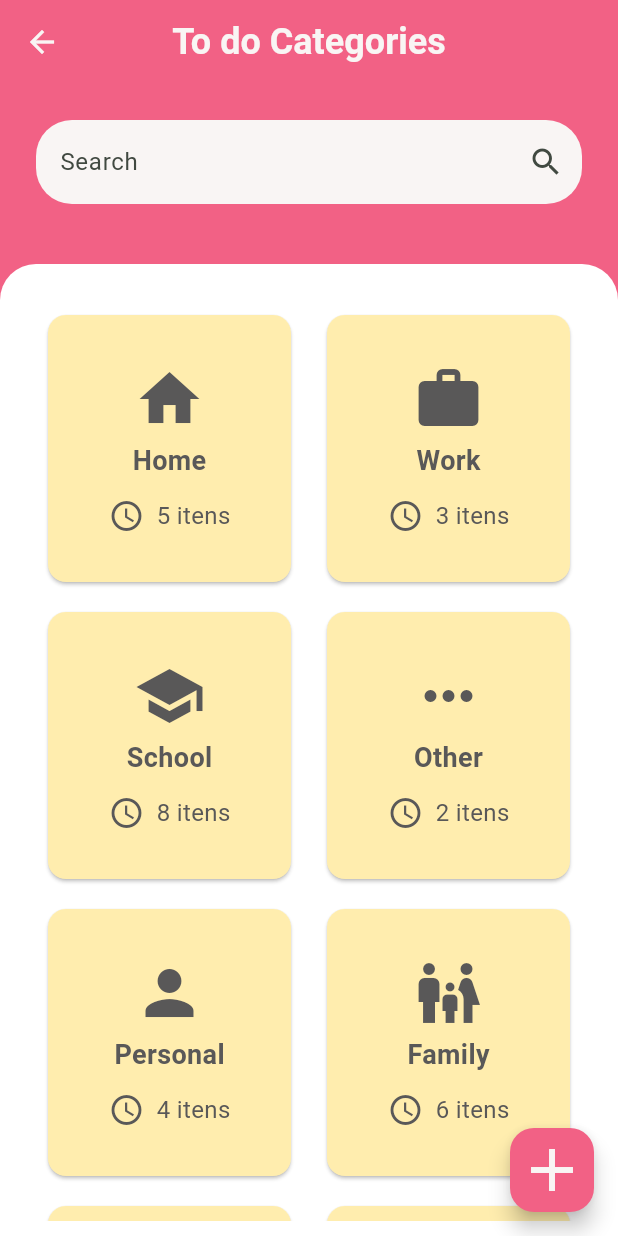
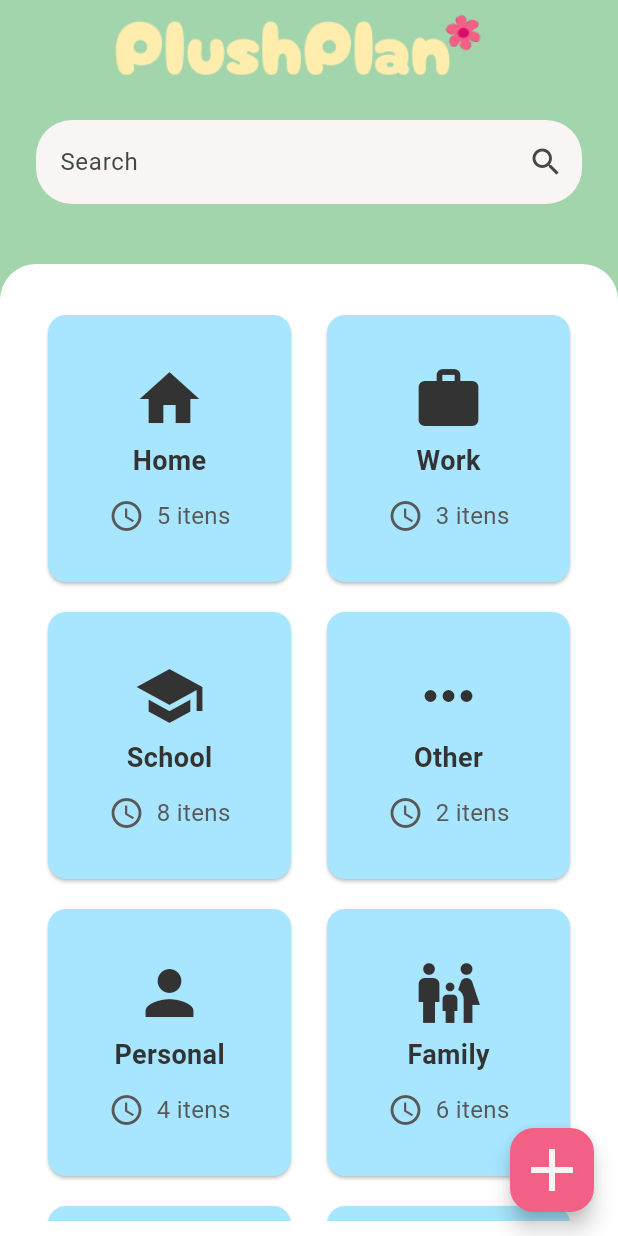
Before and after one commit to franbs2/plush_plan_app, a Flutter app: the screen it shows after launch, on a phone screen of 412 x 824 dp. Run offline on Flutter 3.47's test engine with Material 3 defaults, Android fonts, the phone set to English and light mode, and no system bars; our stand-ins replace google_fonts.

Commit message:
feat: Change screen colors home_page and add logo.

```diff
--- a/lib/screen/pages/home_page.dart
+++ b/lib/screen/pages/home_page.dart
@@ -26,14 +26,10 @@ class _MyHomePageState extends State<MyHomePage> {
   @override
   Widget build(BuildContext context) {
     return Scaffold(
-      backgroundColor: const Color(0xFFf26185),
+      backgroundColor: Color(0xFFA2D5AB),
       appBar: AppBar(
         backgroundColor: Colors.transparent,
-        leading: const Icon(Icons.arrow_back, color: Color(0xFFF9F5F4)),
-        title: const WidgetTitle(
-          title: 'To do Categories',
-          color: Color(0xFFF9F5F4),
-        ),
+        title: Image.asset('assets/logo.png', width: 260),
         centerTitle: true,
       ),
       body: Column(
--- a/lib/screen/widget/card.dart
+++ b/lib/screen/widget/card.dart
@@ -15,10 +15,10 @@ class WidgetCard extends StatelessWidget {
   const WidgetCard(
       {super.key,
       required this.categories,
-      this.color = const Color(0xFFFFEDAE),
+      this.color = const Color(0xFFA8E6FF),
       this.sizeIcon = 48,
-      this.colorIcon = const Color(0xFF595858),
-      this.colorTitle = const Color(0xFF595858),
+      this.colorIcon = const Color(0xFF333333),
+      this.colorTitle = const Color(0xFF333333),
       this.sizeTitle = 18,
       this.colorText = const Color(0xFF595858),
       this.sizeText = 16});
--- a/pubspec.yaml
+++ b/pubspec.yaml
@@ -25,3 +25,5 @@ dev_dependencies:
 flutter:
 
   uses-material-design: true
+  assets:
+    - assets/logo.png
```
